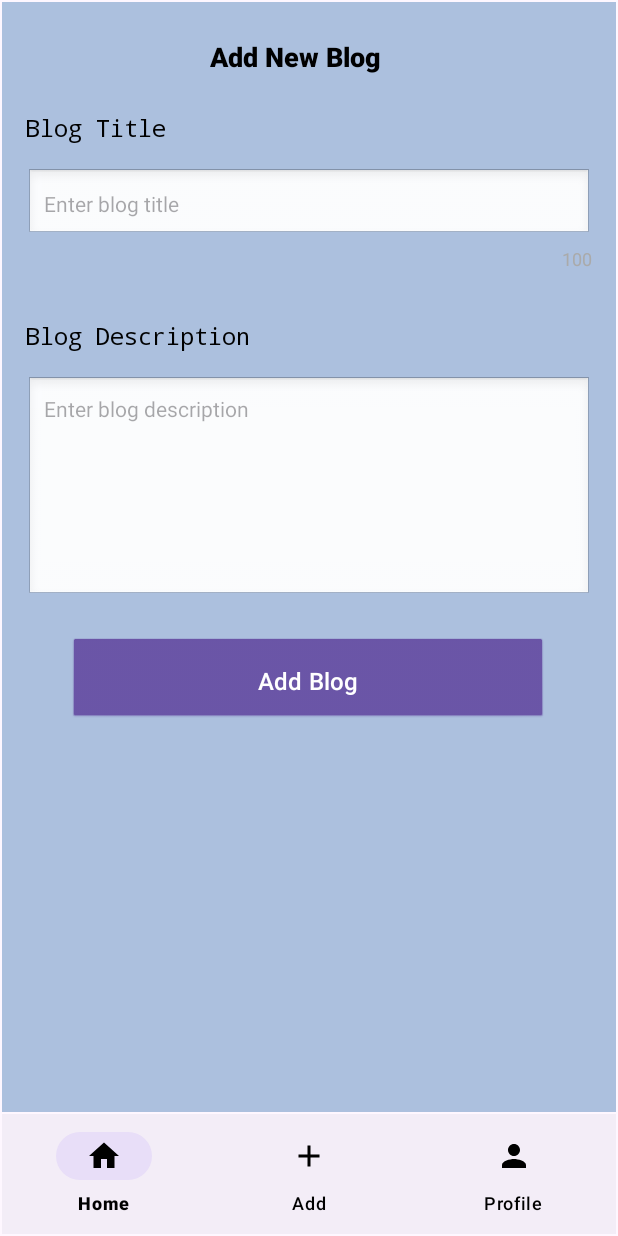
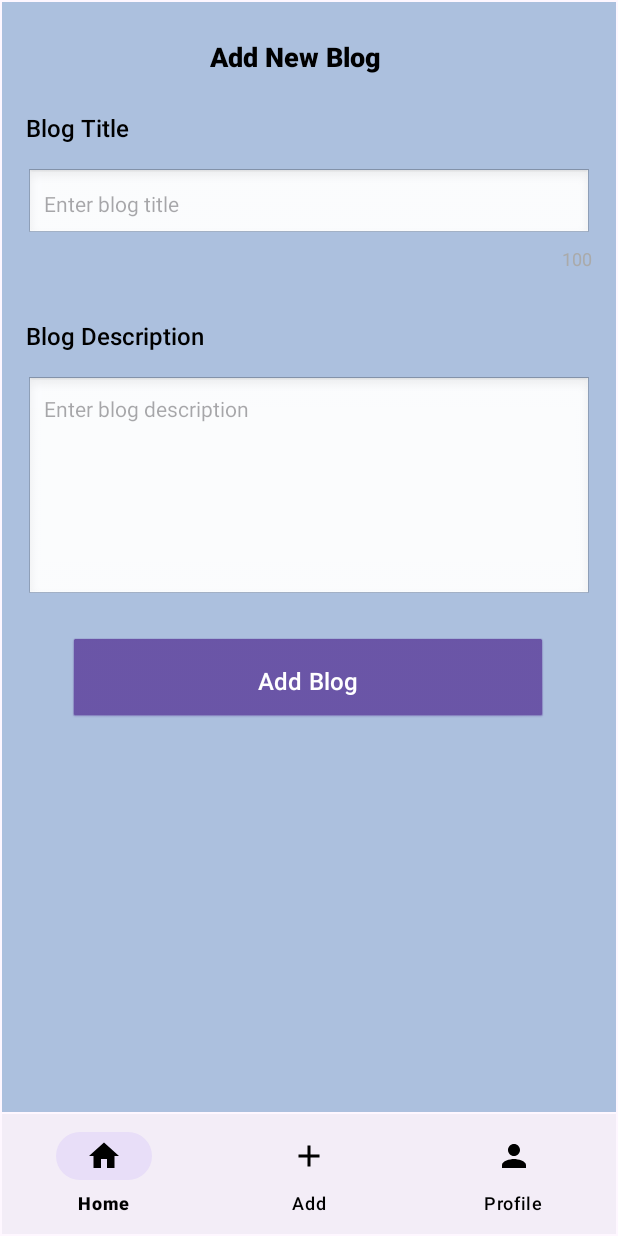
Before and after one commit to Siddhartha228/BlogApplication, an Android app: the fragment AddFragment placed in its activity, on a phone screen of 412 x 824 dp. Run offline under Robolectric (Android 15) with nearby library versions, the phone set to English and light mode, and no system bars; our stand-ins replace Firebase (no records; nobody signed in at launch, a user with empty details on screens opened directly).

Commit message:
updated add fragment

```diff
--- a/app/src/main/res/layout/fragment_add.xml
+++ b/app/src/main/res/layout/fragment_add.xml
@@ -31,7 +31,7 @@
         android:text="Blog Title"
         android:textColor="@android:color/black"
         android:textSize="16sp"
-        android:fontFamily="monospace"
+        android:fontFamily="sans-serif-medium"
         app:layout_constraintTop_toBottomOf="@id/headerText"
         app:layout_constraintStart_toStartOf="parent"
         android:layout_marginTop="24dp" />
@@ -69,7 +69,7 @@
         android:layout_width="wrap_content"
         android:layout_height="wrap_content"
         android:layout_marginTop="32dp"
-        android:fontFamily="monospace"
+        android:fontFamily="sans-serif-medium"
         android:text="Blog Description"
         android:textColor="@android:color/black"
         android:textSize="16sp"
```
